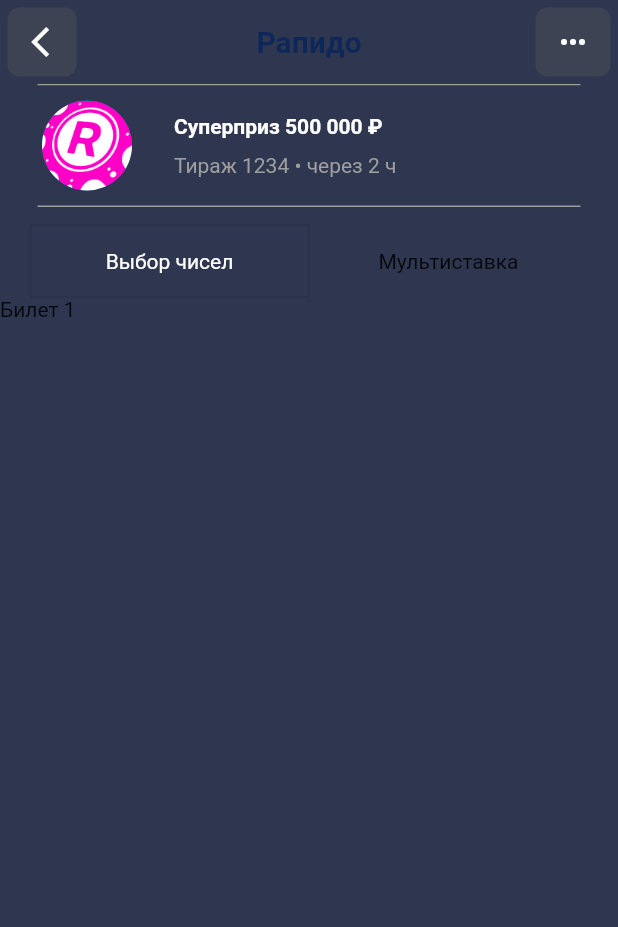
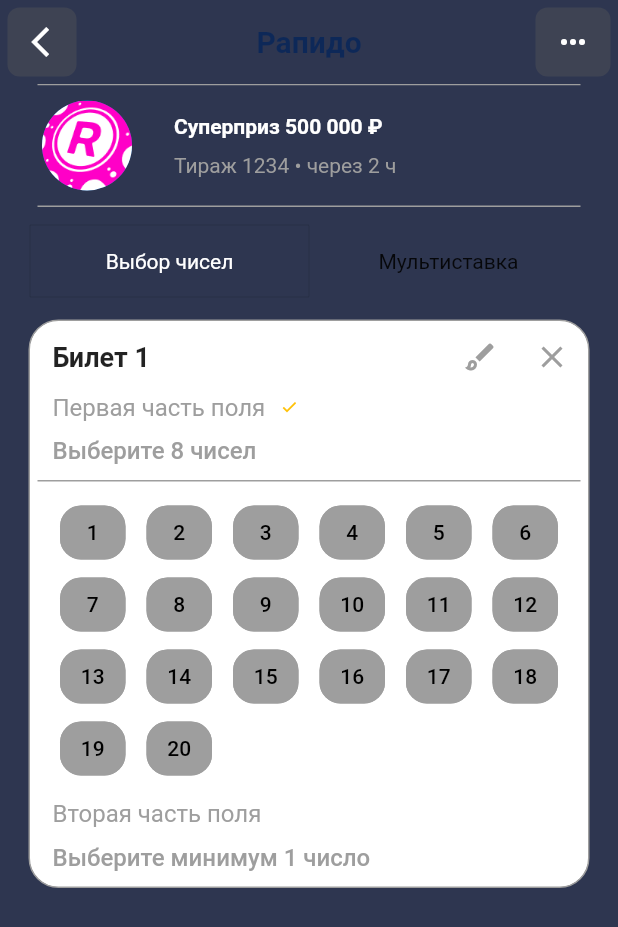
Before and after one commit to Nikita318-creator/recipe_app, a Flutter app: the MainHome screen opened directly, on a phone screen of 412 x 824 dp. Shown: the top 927 px of the screen. Run offline on Flutter 3.47's test engine with Material 2 defaults, Android fonts, the phone set to English and light mode, and no system bars; our stand-ins replace bloc, cached_network_image, equatable, flutter_bloc.

Commit message:
add ticket to LOTO

```diff
--- a/lib/MainHome/HeadView.dart
+++ b/lib/MainHome/HeadView.dart
@@ -28,7 +28,7 @@
             ),
           ),
           SubHeadRow(),
-          const ListView_1(), // тут может быть второй экран по ТоглБару
+          ListView_1(), // тут может быть второй экран по ТоглБару
         ],
       ),
     );
--- a/lib/MainHome/ListView_1.dart
+++ b/lib/MainHome/ListView_1.dart
@@ -1,8 +1,13 @@
 import 'package:flutter/material.dart';
-// import 'package:new_recipes/pages/home_page.dart';
+import 'package:flutter/rendering.dart';
+import 'package:new_recipes/MainHome/oneTicket/OneTicketPage.dart';
+import 'package:new_recipes/MainHome/oneTicket/OneTicketModel.dart';
 
 class ListView_1 extends StatefulWidget {
-  const ListView_1({super.key});
+  ListView_1({super.key});
+
+  final tickets = OneTicketModelsMoc.tickets;
+  final PageController controller = PageController();
 
   @override
   State<ListView_1> createState() => _ListView_1State();
@@ -13,12 +18,40 @@
   Widget build(BuildContext context) {
     return Column(
       children: [
-        Row(
-          children: [
-            Text('Билет 1'),
-          ],
+        SizedBox(
+          height: 15,
         ),
+        Container(
+          decoration: BoxDecoration(
+              color: Colors.white,
+              border: Border.all(
+                color: Colors.grey,
+              ),
+              borderRadius: BorderRadius.all(Radius.circular(20))),
+          child: Column(
+            children: [
+              for (var ticket in OneTicketModelsMoc.tickets)
+                OneTicketPage(ticket: ticket),
+            ],
+          ),
+        )
       ],
     );
+
+    // return PageView(
+    //   // scrollDirection: Axis.horizontal, // horizontal by default
+    //   children: [
+    //     for (var ticket in OneTicketModelsMoc.tickets)
+    //       Column(
+    //         children: [
+    //           Row(
+    //             children: [
+    //               OneTicketPage(ticket: ticket),
+    //             ],
+    //           ),
+    //         ],
+    //       ),
+    //   ],
+    // );
   }
 }
--- /dev/null
+++ b/lib/MainHome/oneTicket/DigitField.dart
@@ -0,0 +1,67 @@
+import 'package:flutter/material.dart';
+import 'package:name/theme/app_theme.dart';
+import 'package:new_recipes/MainHome/oneTicket/DigitFieldModel.dart';
+
+class DigitField extends StatelessWidget {
+  DigitField({super.key});
+
+  @override
+  Widget build(BuildContext context) {
+    // return Container(
+    //   for (int i = 0; i < DigitFieldModel.columnCount; i++)
+    //   for (int j = 0; j < DigitFieldModel.rowCount; j++)
+    //   child: ,
+    // );
+
+    return SizedBox(
+      width: MediaQuery.of(context).size.width - 80,
+      child: Column(
+        children: [
+          for (int i = 0; i < DigitFieldModel.rowCount; i++)
+            Row(
+              mainAxisAlignment: MainAxisAlignment.spaceBetween,
+              children: [
+                for (int j = 0; j < DigitFieldModel.columnCount; j++)
+                  (i * DigitFieldModel.columnCount) + (j + 1) <= 20
+                      ? SizedBox(
+                          width: MediaQuery.of(context).size.width / 6 - 25,
+                          child: TextButton(
+                            // style: TextButton.styleFrom(
+                            //     fixedSize: Size.fromWidth(
+                            //         MediaQuery.of(context).size.width / 6 - 17)),
+                            style: ButtonStyle(
+                                padding: MaterialStateProperty.all<EdgeInsets>(
+                                    EdgeInsets.all(5)),
+                                backgroundColor:
+                                    MaterialStateProperty.all<Color>(
+                                        AppTheme.of(context)
+                                            .colorScheme
+                                            .main
+                                            .primaryTextColor),
+                                foregroundColor:
+                                    MaterialStateProperty.all<Color>(
+                                        Colors.black),
+                                shape: MaterialStateProperty.all<
+                                        RoundedRectangleBorder>(
+                                    RoundedRectangleBorder(
+                                        borderRadius: BorderRadius.circular(14.0),
+                                        side: BorderSide(color: Colors.grey)))),
+                            onPressed: () {
+                              // логика тапа
+                            },
+                            child: Text(
+                              '${(i * DigitFieldModel.columnCount) + (j + 1)}',
+                              // style: TextStyle(fontSize: 14)
+                            ),
+                          ),
+                        )
+                      : SizedBox(
+                          width: MediaQuery.of(context).size.width / 6 - 25,
+                          child: Text(''))
+              ],
+            ),
+        ],
+      ),
+    );
+  }
+}
--- /dev/null
+++ b/lib/MainHome/oneTicket/DigitFieldModel.dart
@@ -0,0 +1,6 @@
+import 'package:flutter/material.dart';
+
+class DigitFieldModel {
+  static int rowCount = 4;
+  static int columnCount = 6;
+}
--- /dev/null
+++ b/lib/MainHome/oneTicket/OneTicketModel.dart
@@ -0,0 +1,37 @@
+import 'package:flutter/material.dart';
+import 'package:equatable/equatable.dart';
+
+class OneTicketModel extends Equatable {
+  final String id;
+  final String cost;
+
+  const OneTicketModel({required this.id, required this.cost});
+
+  @override
+  List<Object?> get props => [id, cost];
+}
+
+class OneTicketModelsMoc {
+  static List<OneTicketModel> tickets = [
+    const OneTicketModel(
+      id: "1",
+      cost: "2500",
+    ),
+    // const OneTicketModel(
+    //   id: "2",
+    //   cost: "2500",
+    // ),
+    // const OneTicketModel(
+    //   id: "3",
+    //   cost: "2500",
+    // ),
+    // const OneTicketModel(
+    //   id: "4",
+    //   cost: "2500",
+    // ),
+    // const OneTicketModel(
+    //   id: "5",
+    //   cost: "2500",
+    // )
+  ];
+}
--- /dev/null
+++ b/lib/MainHome/oneTicket/OneTicketPage.dart
@@ -0,0 +1,163 @@
+import 'package:flutter/material.dart';
+import 'package:flutter/rendering.dart';
+import 'package:new_recipes/MainHome/oneTicket/OneTicketModel.dart';
+import 'package:new_recipes/MainHome/oneTicket/DigitField.dart';
+import 'package:name/theme/app_theme.dart';
+
+class OneTicketPage extends StatelessWidget {
+  OneTicketPage({super.key, required this.ticket});
+
+  final OneTicketModel ticket;
+  bool _isNumberChoosen = true;
+
+  @override
+  Widget build(BuildContext context) {
+    return Padding(
+      padding: const EdgeInsets.all(0),
+      child: Column(
+        children: [
+          SizedBox(
+            width: MediaQuery.of(context).size.width - 40,
+            child: Row(
+              children: [
+                SizedBox(width: 15),
+                Text(
+                  'Билет ${ticket.id}',
+                  style: TextStyle(fontSize: 18, fontWeight: FontWeight.bold),
+                ),
+                const Spacer(),
+                Row(
+                  children: [
+                    IconButton(
+                      color: AppTheme.of(context)
+                          .colorScheme
+                          .main
+                          .primaryTextColor,
+                      onPressed: () {},
+                      icon: const Icon(Icons.brush_outlined),
+                    ),
+                    IconButton(
+                      color: AppTheme.of(context)
+                          .colorScheme
+                          .main
+                          .primaryTextColor,
+                      onPressed: () {},
+                      icon: const Icon(Icons.close),
+                    ),
+                  ],
+                ),
+              ],
+            ),
+          ),
+          SizedBox(
+            width: MediaQuery.of(context).size.width - 40,
+            child: Row(
+              children: [
+                SizedBox(width: 15),
+                Text(
+                  'Первая часть поля',
+                  style: TextStyle(
+                      color: AppTheme.of(context)
+                          .colorScheme
+                          .main
+                          .primaryTextColor,
+                      fontSize: 16,
+                      fontWeight: FontWeight.normal),
+                ),
+                SizedBox(width: 10),
+                _isNumberChoosen
+                    ? Icon(
+                        Icons.check_outlined,
+                        size: 12,
+                        color:
+                            AppTheme.of(context).colorScheme.main.accentColor,
+                      )
+                    : Text(''),
+              ],
+            ),
+          ),
+          SizedBox(
+            height: 10,
+          ),
+          SizedBox(
+            width: MediaQuery.of(context).size.width - 40,
+            child: Row(
+              children: [
+                SizedBox(width: 15),
+                Text(
+                  'Выберите 8 чисел',
+                  style: TextStyle(
+                      color: AppTheme.of(context)
+                          .colorScheme
+                          .main
+                          .primaryTextColor,
+                      fontSize: 16,
+                      fontWeight: FontWeight.w500),
+                ),
+              ],
+            ),
+          ),
+          SizedBox(
+            height: 10,
+          ),
+          Container(
+            color: AppTheme.of(context).colorScheme.main.primaryTextColor,
+            child: SizedBox(
+              height: 1,
+              width: MediaQuery.sizeOf(context).width - 50,
+            ),
+          ),
+          SizedBox(
+            height: 10,
+          ),
+          DigitField(),
+          SizedBox(
+            height: 10,
+          ),
+          SizedBox(
+            width: MediaQuery.of(context).size.width - 40,
+            child: Row(
+              children: [
+                SizedBox(width: 15),
+                Text(
+                  'Вторая часть поля',
+                  style: TextStyle(
+                      color: AppTheme.of(context)
+                          .colorScheme
+                          .main
+                          .primaryTextColor,
+                      fontSize: 16,
+                      fontWeight: FontWeight.normal),
+                ),
+              ],
+            ),
+          ),
+          SizedBox(
+            height: 10,
+          ),
+          SizedBox(
+            width: MediaQuery.of(context).size.width - 40,
+            child: Row(
+              children: [
+                SizedBox(width: 15),
+                Text(
+                  'Выберите минимум 1 число',
+                  style: TextStyle(
+                      color: AppTheme.of(context)
+                          .colorScheme
+                          .main
+                          .primaryTextColor,
+                      fontSize: 16,
+                      fontWeight: FontWeight.w500),
+                ),
+              ],
+            ),
+          ),
+          SizedBox(
+            height: 10,
+          ),
+        ],
+      ),
+    );
+  }
+}
--- a/lib/PizzaBloc/bloc/pizzas_bloc.dart
+++ b/lib/PizzaBloc/bloc/pizzas_bloc.dart
@@ -7,25 +7,32 @@
 
 class PizzasBloc extends Bloc<PizzasEvent, PizzasState> {
   PizzasBloc() : super(PizzasInitial()) {
-    on<LoadPizzaCounter>((event, emit) async {
+    on<LoadPizzaCounter>(onLoadPizzaCounter);
+    on<AddPizza>(onAddPizza);
+    on<RemovePizza>(onRemovePizza);
+  }
+
+  void onLoadPizzaCounter(
+      LoadPizzaCounter event, Emitter<PizzasState> emit) async {
     await Future<void>.delayed(const Duration(seconds: 2));
     emit(const PizzasLoaded(pizzas: <PizzaModel>[]));
-    });
-    on<AddPizza>((event, emit) {
+  }
+
+  void onAddPizza(AddPizza event, Emitter<PizzasState> emit) {
     if (state is PizzasLoaded) {
       final state = this.state as PizzasLoaded;
       emit(
         PizzasLoaded(pizzas: List.from(state.pizzas)..add(event.pizza)),
       );
     }
-    });
-    on<RemovePizza>((event, emit) {
+  }
+
+  void onRemovePizza(RemovePizza event, Emitter<PizzasState> emit) async {
     if (state is PizzasLoaded) {
       final state = this.state as PizzasLoaded;
       emit(
         PizzasLoaded(pizzas: List.from(state.pizzas)..remove(event.pizza)),
       );
     }
-    });
   }
 }
--- a/lib/PizzaBloc/pizza_screen.dart
+++ b/lib/PizzaBloc/pizza_screen.dart
@@ -72,6 +72,7 @@
         mainAxisAlignment: MainAxisAlignment.end,
         children: [
           FloatingActionButton(
+              heroTag: "add_pizza",
               child: const Icon(Icons.local_pizza),
               backgroundColor: Colors.blueAccent,
               onPressed: () {
@@ -83,6 +84,7 @@
             height: 10,
           ),
           FloatingActionButton(
+              heroTag: "remove_pizza",
               child: const Icon(Icons.remove),
               backgroundColor: Colors.blueAccent,
               onPressed: () {
--- a/lib/timer/view/timer_page.dart
+++ b/lib/timer/view/timer_page.dart
@@ -88,11 +88,13 @@
                 ],
               TimerRunInProgress() => [
                   FloatingActionButton(
+                    heroTag: "pause",
                     child: const Icon(Icons.pause),
                     onPressed: () =>
                         context.read<TimerBloc>().add(const TimerPaused()),
                   ),
                   FloatingActionButton(
+                    heroTag: "replay",
                     child: const Icon(Icons.replay),
                     onPressed: () =>
                         context.read<TimerBloc>().add(const TimerReset()),
@@ -100,11 +102,13 @@
                 ],
               TimerRunPause() => [
                   FloatingActionButton(
+                    heroTag: "play_arrow",
                     child: const Icon(Icons.play_arrow),
                     onPressed: () =>
                         context.read<TimerBloc>().add(const TimerResumed()),
                   ),
                   FloatingActionButton(
+                    heroTag: "replay",
                     child: const Icon(Icons.replay),
                     onPressed: () =>
                         context.read<TimerBloc>().add(const TimerReset()),
--- a/name/lib/theme/data/colors/main_colors.dart
+++ b/name/lib/theme/data/colors/main_colors.dart
@@ -5,22 +5,32 @@
   const MainColorsData({
     required this.backgroundMain,
     required this.backgroundTop,
+    required this.accentColor,
+    required this.primaryTextColor,
   });
 
   factory MainColorsData.light() => const MainColorsData(
         backgroundMain: _backgroundMain,
         backgroundTop: _backgroundTop,
+        accentColor: _accentColor,
+        primaryTextColor: _primaryTextColor,
       );
 
   final Color backgroundMain;
   final Color backgroundTop;
+  final Color accentColor;
+  final Color primaryTextColor;
 
   static const Color _backgroundMain = Color.fromARGB(255, 62, 67, 83);
   static const Color _backgroundTop = Color(0xff2e3650);
+  static const Color _accentColor = Colors.amber;
+  static const Color _primaryTextColor = Colors.grey;
 
   @override
   List<Object?> get props => [
         backgroundMain,
         backgroundTop,
+        accentColor,
+        primaryTextColor,
       ];
 }
```
Lines whose indentation alone changed are shown as unchanged.
